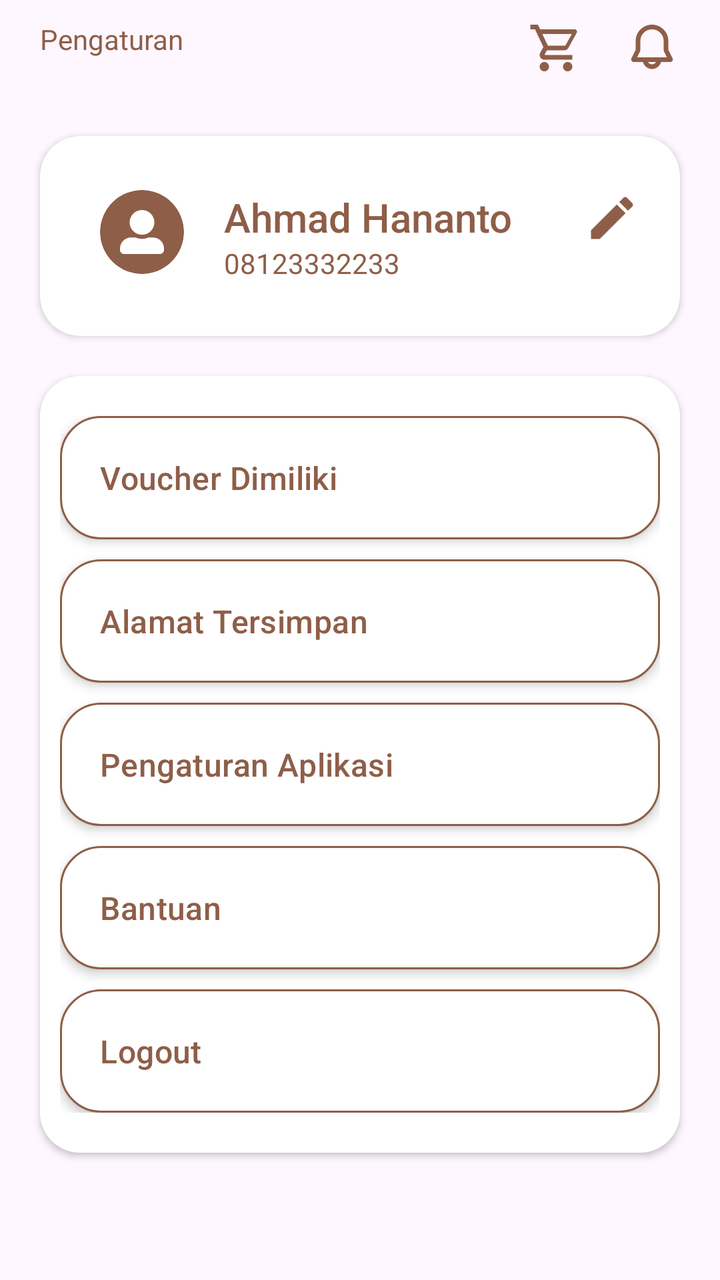
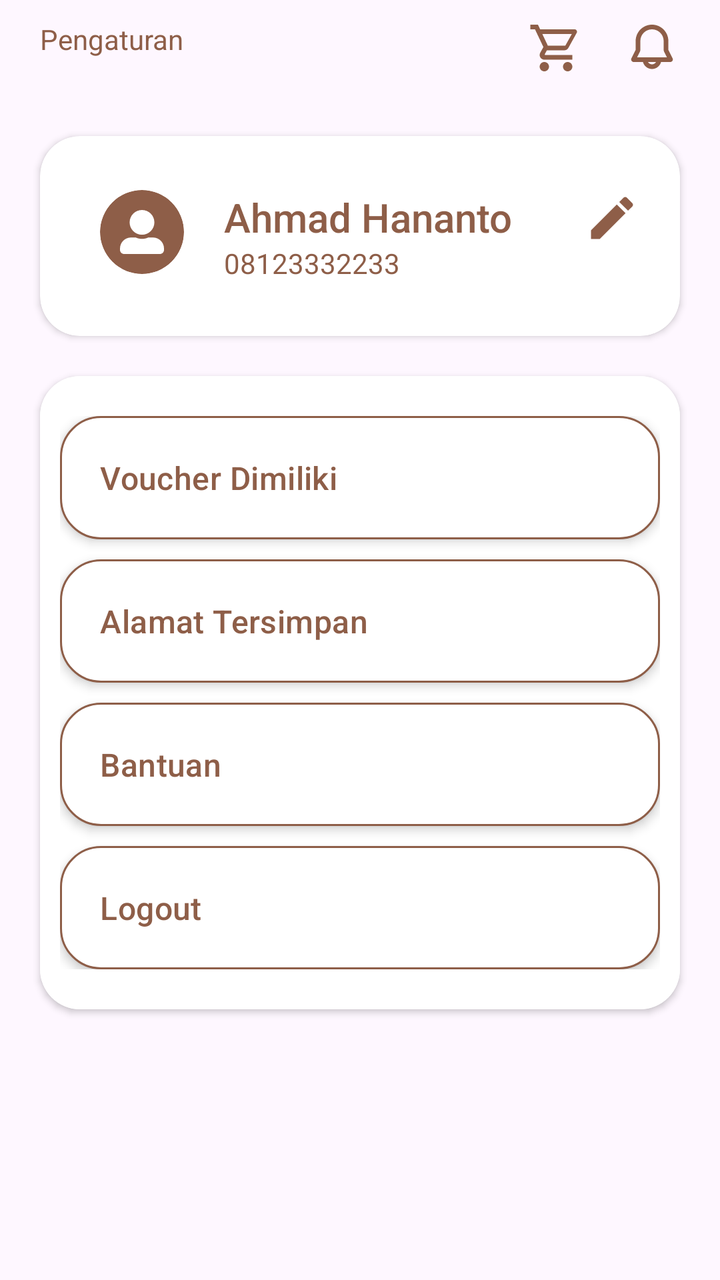

Two renders of the same Android screen: before a commit and after it. Below are the layout's source before the change and the commit's diff.
<!-- AndroidManifest.xml: application theme Theme.RahmatBakery -->
<!-- res/layout/fragment_pengaturan.xml -->
<?xml version="1.0" encoding="utf-8"?>
<LinearLayout xmlns:android="http://schemas.android.com/apk/res/android"
    xmlns:tools="http://schemas.android.com/tools"
    android:layout_width="match_parent"
    android:layout_height="match_parent"
    xmlns:app="http://schemas.android.com/apk/res-auto"
    tools:context=".pelanggan.PengaturanFragment"
    android:orientation="vertical">

    <RelativeLayout
        android:layout_width="match_parent"
        android:layout_height="wrap_content"
        android:padding="10dp"
        >

        <TextView
            android:layout_marginLeft="10dp"
            android:layout_width="wrap_content"
            android:layout_height="wrap_content"
            android:text="Pengaturan"
            android:textColor="@color/primary"
            style="@style/TextAppearance.Material3.HeadlineSmall.Emphasized"
            />

        <ImageView
            android:id="@+id/icon_cart"
            android:layout_width="28dp"
            android:layout_height="28dp"
            android:background="@android:color/transparent"
            android:src="@drawable/cart"
            android:layout_marginRight="20dp"
            android:layout_toLeftOf="@id/icon_notif"
            />

        <ImageView
            android:id="@+id/icon_notif"
            android:layout_width="28dp"
            android:layout_height="28dp"
            android:background="@android:color/transparent"
            android:src="@drawable/notif"
            android:layout_alignParentEnd="true"
            android:layout_marginRight="10dp"
            />

    </RelativeLayout>

    <androidx.cardview.widget.CardView
        android:layout_width="match_parent"
        android:layout_height="100dp"
        android:background="@color/white"
        android:backgroundTint="@color/white"
        android:layout_margin="20dp"
        app:cardCornerRadius="20dp"
        android:elevation="5dp"
        >
        <RelativeLayout
            android:padding="20dp"
            android:layout_width="match_parent"
            android:layout_height="match_parent"
            android:gravity="center_vertical">

            <ImageView
                android:id="@+id/img_profil"
                android:layout_width="42dp"
                android:layout_height="42dp"
                android:layout_marginLeft="10dp"
                android:background="@drawable/circle_background"
                android:clipToOutline="true"
                android:padding="10dp"
                android:src="@drawable/profil" />

            <TextView
                android:layout_marginLeft="20dp"
                android:id="@+id/username"
                android:layout_width="wrap_content"
                android:layout_height="wrap_content"
                android:text="Ahmad Hananto"
                android:layout_toRightOf="@id/img_profil"
                style="@style/TextAppearance.AppCompat.Title"
                android:textColor="@color/primary"
            />
            <TextView
                android:layout_marginLeft="20dp"
                android:layout_width="wrap_content"
                android:layout_height="wrap_content"
                android:text="08123332233"
                android:layout_below="@id/username"
                android:layout_toRightOf="@id/img_profil"
                style="@style/TextAppearance.AppCompat.Small"
                android:textColor="@color/primary"
            />

            <ImageView
                android:layout_width="28dp"
                android:layout_height="28dp"
                android:src="@drawable/pencil"
                android:layout_alignParentEnd="true"
                android:layout_alignParentTop="true"/>

        </RelativeLayout>

    </androidx.cardview.widget.CardView>

    <androidx.cardview.widget.CardView
        android:layout_width="match_parent"
        android:layout_height="wrap_content"
        android:elevation="3dp"
        android:layout_marginHorizontal="20dp"
        app:cardCornerRadius="20dp"
        >

    <ScrollView
        android:layout_width="match_parent"
        android:layout_height="wrap_content">

    <LinearLayout
        android:layout_width="match_parent"
        android:layout_height="wrap_content"
        android:orientation="vertical"
        android:background="@color/card_light_bg"
        android:paddingHorizontal="10dp"
        android:paddingVertical="20dp"
        >
        <TextView
            android:elevation="3dp"
            style="@style/TextAppearance.Material3.ActionBar.Subtitle"
            android:textColor="@color/primary"
            android:layout_width="match_parent"
            android:layout_height="wrap_content"
            android:text="Voucher Dimiliki"
            android:paddingHorizontal="20dp"
            android:paddingVertical="20dp"
            android:layout_marginBottom="10dp"
            android:background="@drawable/btn_outline"/>
        <TextView
            android:elevation="3dp"
            style="@style/TextAppearance.Material3.ActionBar.Subtitle"
            android:textColor="@color/primary"
            android:layout_width="match_parent"
            android:layout_height="wrap_content"
            android:text="Alamat Tersimpan"
            android:paddingHorizontal="20dp"
            android:paddingVertical="20dp"
            android:layout_marginBottom="10dp"
            android:background="@drawable/btn_outline"/>
        <TextView
            android:elevation="3dp"
            style="@style/TextAppearance.Material3.ActionBar.Subtitle"
            android:textColor="@color/primary"
            android:layout_width="match_parent"
            android:layout_height="wrap_content"
            android:text="Pengaturan Aplikasi"
            android:paddingHorizontal="20dp"
            android:paddingVertical="20dp"
            android:layout_marginBottom="10dp"
            android:background="@drawable/btn_outline"/>
        <TextView
            android:elevation="3dp"
            style="@style/TextAppearance.Material3.ActionBar.Subtitle"
            android:textColor="@color/primary"
            android:layout_width="match_parent"
            android:layout_height="wrap_content"
            android:text="Bantuan"
            android:paddingHorizontal="20dp"
            android:paddingVertical="20dp"
            android:layout_marginBottom="10dp"
            android:background="@drawable/btn_outline"/>
        <TextView
            android:id="@+id/logout"
            android:elevation="3dp"
            style="@style/TextAppearance.Material3.ActionBar.Subtitle"
            android:textColor="@color/primary"
            android:layout_width="match_parent"
            android:layout_height="wrap_content"
            android:text="Logout"
            android:paddingHorizontal="20dp"
            android:paddingVertical="20dp"
            android:background="@drawable/btn_outline"/>
    </LinearLayout>

    </ScrollView>

    </androidx.cardview.widget.CardView>



</LinearLayout>
<!-- resources referenced by this layout -->
<resources>
  <color name="card_light_bg">#FFFFFF</color>
  <color name="primary">#8E5E48</color>
  <color name="white">#FFFFFFFF</color>
  <!-- drawable btn_outline (drawable) -->
  <?xml version="1.0" encoding="utf-8"?>
  <shape xmlns:android="http://schemas.android.com/apk/res/android">
      <solid android:color="@color/white"/>
      <corners android:radius="20dp" />
      <padding android:left="20dp" android:top="10dp"
          android:right="20dp" android:bottom="10dp" />
      <stroke android:color="@color/primary" android:width="1dp" />
  </shape>
  <!-- drawable circle_background (drawable) -->
  <?xml version="1.0" encoding="utf-8"?>
  <shape xmlns:android="http://schemas.android.com/apk/res/android"
      android:shape="oval">
  
      <solid android:color="@color/primary"/> 
  
  </shape>
  <!-- drawable notif (drawable) -->
  <vector xmlns:android="http://schemas.android.com/apk/res/android"
      android:width="36dp"
      android:height="36dp"
      android:viewportWidth="36"
      android:viewportHeight="36">
    <path
        android:pathData="M7.5,13.5C7.5,10.715 8.606,8.045 10.575,6.075C12.545,4.106 15.215,3 18,3C20.785,3 23.455,4.106 25.425,6.075C27.394,8.045 28.5,10.715 28.5,13.5V19.146L31.233,24.612C31.359,24.864 31.418,25.143 31.406,25.424C31.393,25.705 31.309,25.978 31.161,26.218C31.013,26.457 30.806,26.654 30.561,26.791C30.315,26.928 30.038,27 29.757,27H23.811C23.477,28.287 22.726,29.427 21.674,30.241C20.622,31.055 19.33,31.497 18,31.497C16.67,31.497 15.378,31.055 14.326,30.241C13.274,29.427 12.523,28.287 12.189,27H6.243C5.962,27 5.685,26.928 5.439,26.791C5.194,26.654 4.987,26.457 4.839,26.218C4.691,25.978 4.607,25.705 4.594,25.424C4.582,25.143 4.641,24.864 4.767,24.612L7.5,19.146V13.5ZM15.402,27C15.665,27.456 16.044,27.835 16.5,28.098C16.956,28.361 17.473,28.5 18,28.5C18.527,28.5 19.044,28.361 19.5,28.098C19.956,27.835 20.335,27.456 20.598,27H15.402ZM18,6C16.011,6 14.103,6.79 12.697,8.197C11.29,9.603 10.5,11.511 10.5,13.5V19.146C10.5,19.611 10.392,20.071 10.184,20.487L8.429,24H27.573L25.818,20.487C25.609,20.071 25.5,19.612 25.5,19.146V13.5C25.5,11.511 24.71,9.603 23.303,8.197C21.897,6.79 19.989,6 18,6Z"
        android:fillColor="#8E5E48"
        android:fillType="evenOdd"/>
  </vector>
  <!-- drawable pencil (drawable) -->
  <vector xmlns:android="http://schemas.android.com/apk/res/android" android:height="32dp" android:viewportHeight="22" android:viewportWidth="22" android:width="32dp">
        
      <path android:fillColor="#8E5E48" android:pathData="M18.984,6.453C19.342,6.096 19.342,5.5 18.984,5.161L16.839,3.016C16.5,2.658 15.904,2.658 15.547,3.016L13.86,4.693L17.298,8.131M2.75,15.813V19.25H6.188L16.326,9.103L12.888,5.665L2.75,15.813Z"/>
      
  </vector>
  <!-- drawable profil (drawable) -->
  <vector xmlns:android="http://schemas.android.com/apk/res/android"
      android:width="31dp"
      android:height="31dp"
      android:viewportWidth="31"
      android:viewportHeight="31">
    <path
        android:pathData="M15.5,17.438C20.313,17.438 24.219,13.532 24.219,8.719C24.219,3.905 20.313,0 15.5,0C10.686,0 6.781,3.905 6.781,8.719C6.781,13.532 10.686,17.438 15.5,17.438ZM23.25,19.375H19.914C18.57,19.993 17.074,20.344 15.5,20.344C13.926,20.344 12.436,19.993 11.086,19.375H7.75C3.469,19.375 0,22.844 0,27.125V28.094C0,29.698 1.302,31 2.906,31H28.094C29.698,31 31,29.698 31,28.094V27.125C31,22.844 27.531,19.375 23.25,19.375Z"
        android:fillColor="#ffffff"/>
  </vector>
  <style name="Theme.RahmatBakery" parent="Base.Theme.RahmatBakery" />
  <style name="Base.Theme.RahmatBakery" parent="Theme.Material3.DayNight.NoActionBar">
          
           <item name="colorPrimary">@color/primary</item>
          <item name="colorOnPrimary">@color/background</item>
          <item name="colorSecondary">@color/primary</item>
          <item name="colorOnSecondary">@color/background</item>
  
      </style>
  <color name="background">#FFF6F3</color>
  <!-- unchanged entries left out for length: 1 -->
</resources>

<!-- the commit's change to res/layout/fragment_pengaturan.xml (unified diff, before → after) -->
@@ -122,6 +122,7 @@
         android:paddingVertical="20dp"
         >
         <TextView
+            android:id="@+id/btn_voucher"
             android:elevation="3dp"
             style="@style/TextAppearance.Material3.ActionBar.Subtitle"
             android:textColor="@color/primary"
@@ -133,23 +134,13 @@
             android:layout_marginBottom="10dp"
             android:background="@drawable/btn_outline"/>
         <TextView
+            android:id="@+id/btn_alamat"
             android:elevation="3dp"
             style="@style/TextAppearance.Material3.ActionBar.Subtitle"
             android:textColor="@color/primary"
             android:layout_width="match_parent"
             android:layout_height="wrap_content"
             android:text="Alamat Tersimpan"
-            android:paddingHorizontal="20dp"
-            android:paddingVertical="20dp"
-            android:layout_marginBottom="10dp"
-            android:background="@drawable/btn_outline"/>
-        <TextView
-            android:elevation="3dp"
-            style="@style/TextAppearance.Material3.ActionBar.Subtitle"
-            android:textColor="@color/primary"
-            android:layout_width="match_parent"
-            android:layout_height="wrap_content"
-            android:text="Pengaturan Aplikasi"
             android:paddingHorizontal="20dp"
             android:paddingVertical="20dp"
             android:layout_marginBottom="10dp"
